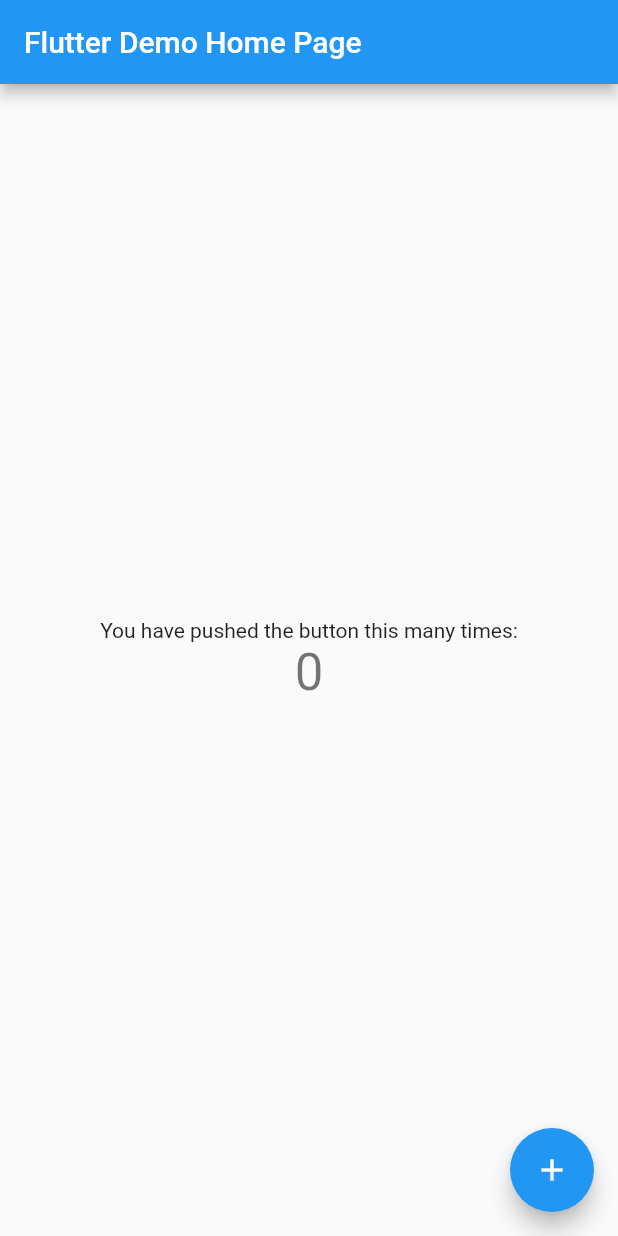
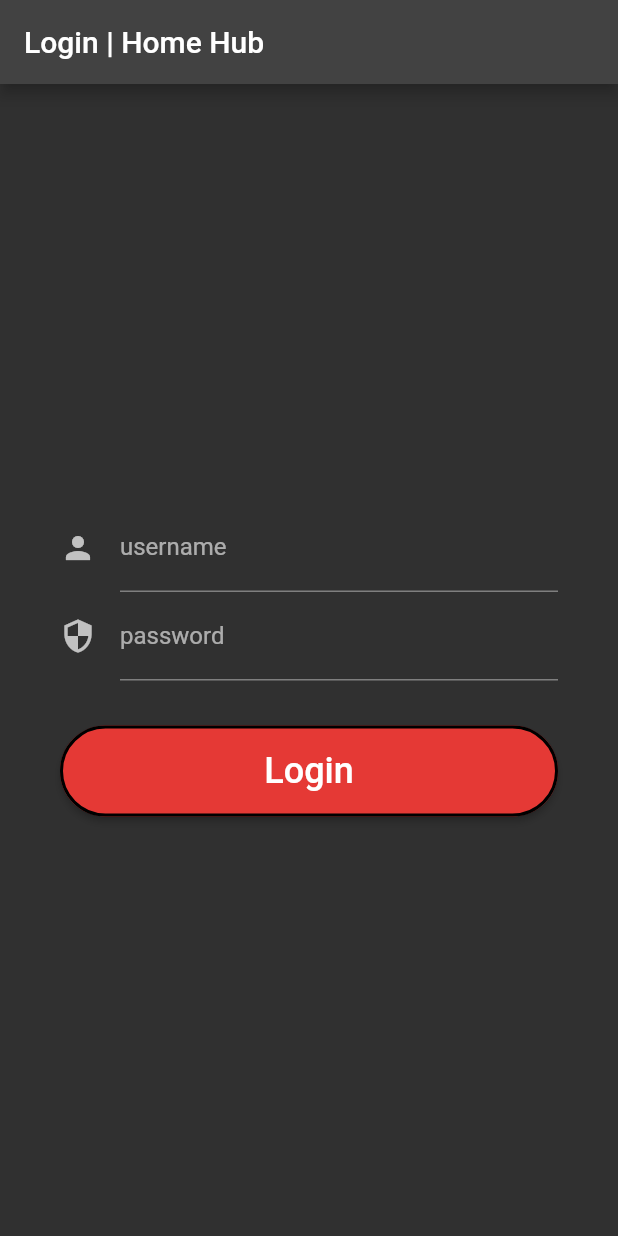
Before and after one commit to TeamTron2021/gigandjob-movil, a Flutter app: the screen it shows after launch, on a phone screen of 412 x 824 dp. Run offline on Flutter 3.47's test engine with Material 2 defaults, Android fonts, the phone set to English and light mode, and no system bars; our stand-ins replace equatable, flutter_bloc.

Commit message:
loggin bloc + backend

```diff
--- /dev/null
+++ b/lib/auth/auth_api/auth_api.dart
@@ -0,0 +1,31 @@
+import 'dart:convert';
+
+import 'package:gigandjob_movil/auth/auth_model/auth_model.dart';
+import 'package:http/http.dart' as http;
+
+class AuthenticationApiProvider {
+  static const String _baseUrl = 'gigandjob-backend.herokuapp.com';
+
+  final http.Client _httpClient;
+
+  AuthenticationApiProvider({http.Client? httpClient}) : _httpClient = httpClient ?? http.Client();
+
+  Future<Authentication> headline(String email, String password) async{
+    final result = await _callGetApi(email, password);
+    return result;
+  }
+
+  Future<Authentication> _callGetApi(String email, String password) async {
+    var uri = Uri.http(_baseUrl, "/auth/user");
+
+    final response = await _httpClient.post(
+      uri,
+      body: {
+        "email": email,
+        "password": password
+      });
+    print(response.body);
+    final result = Authentication.fromJson(jsonDecode(response.body));
+    return result;
+  }
+}
--- a/lib/auth/auth_bloc.dart
+++ b/lib/auth/auth_bloc.dart
@@ -0,0 +1,61 @@
+import 'package:flutter_bloc/flutter_bloc.dart';
+import 'package:gigandjob_movil/auth/auth_event.dart';
+import 'package:gigandjob_movil/auth/auth_repository/auth_repository.dart';
+import 'package:gigandjob_movil/auth/auth_state.dart';
+
+class AuthenticationBloc extends Bloc<AuthenticationEvent, AuthenticationState> {
+
+  final AuthenticationRepository repository;
+  AuthenticationBloc({required this.repository}) :
+  assert(repository != null),
+  super(AuthenticationInitial())
+  {
+    on<InitialEvent>((event, emmit) => emmit(AuthenticationInitial()));
+    on<LoggedIn>(_loggedInEvent);
+    on<LoggeOut>(_loggedOutEvent);
+  }
+
+  Future<void> _loggedInEvent (LoggedIn event, Emitter<AuthenticationState> emmit) async {
+    emmit(AuthenticationLoading());
+    final auth = await repository.headline(event.email, event.password);
+    emmit(AuthenticationAuthenticated(auth));
+  }
+
+  Future<void> _loggedOutEvent (LoggeOut event, Emitter<AuthenticationState> emmit) async {
+    emmit(AuthenticationLoading());
+    emmit(AuthenticationNotAuthenticated());
+  }
+
+  // Future<void> _loginBlocEvent (LoginButtomPressed event, Emitter<AuthenticationState> emmit) async {
+
+  //   try {
+  //     emmit(AuthenticationLoading());
+
+  //     final auth = await _repository.headline();
+  //     emmit(AuthenticationAuthenticated(auth));
+  //   } catch (e) {
+  //     emmit(const AuthenticationFailure(message: 'Unknown error'));
+  //   }
+
+
+  // }
+
+  @override
+  void onEvent(AuthenticationEvent event) {
+    super.onEvent(event);
+    print(event);
+  }
+
+  @override
+  void onTransition(Transition<AuthenticationEvent, AuthenticationState> transition) {
+    super.onTransition(transition);
+    print(transition);
+  }
+
+   @override
+  void onError(Object error, StackTrace stackTrace) {
+    print('$error, $stackTrace');
+    super.onError(error, stackTrace);
+  }
+
+}
--- a/lib/auth/auth_event.dart
+++ b/lib/auth/auth_event.dart
@@ -0,0 +1,33 @@
+import 'package:equatable/equatable.dart';
+import 'package:gigandjob_movil/auth/auth_model/auth_model.dart';
+
+abstract class AuthenticationEvent extends Equatable {
+  @override
+  List<Object> get props => [];
+}
+
+class InitialEvent extends AuthenticationEvent {}
+
+class LoggedIn extends AuthenticationEvent {
+  final Authentication auth;
+  final String email;
+  final String password;
+  LoggedIn(this.email, this.password, {required this.auth});
+
+  @override
+  List<Object> get props => [auth, email, password];
+
+  @override
+  String toString() => 'LoggedIn { user: $auth.id.toString() }';
+}
+
+class LoggeOut extends AuthenticationEvent {
+
+}
+
+// class LoginButtomPressed extends AuthenticationEvent {
+//   final String email;
+//   final String password;
+
+//   LoginButtomPressed({required this.email, required this.password});
+// }
--- /dev/null
+++ b/lib/auth/auth_model/auth_model.dart
@@ -0,0 +1,25 @@
+import 'package:equatable/equatable.dart';
+
+class Authentication extends Equatable {
+  String id;
+  String access_token;
+
+  Authentication ({required this.id, required this.access_token});
+
+  factory Authentication.fromJson(Map<String, dynamic> json) => Authentication(
+    id: json['id'] ?? '',
+    access_token: json['access_token'] ?? '',
+  );
+
+  Map<String, dynamic> toJson() {
+    var map = {
+      'id': id,
+      'access_token': access_token
+    };
+
+    return map;
+  }
+
+  @override
+  List<Object> get props => [id, access_token];
+}
--- /dev/null
+++ b/lib/auth/auth_repository/auth_repository.dart
@@ -0,0 +1,18 @@
+import 'dart:convert';
+
+import 'package:gigandjob_movil/auth/auth_api/auth_api.dart';
+import 'package:gigandjob_movil/auth/auth_model/auth_model.dart';
+
+abstract class AuthenticationRepositoryBase {
+  Future<Authentication> headline(String email, String password);
+}
+
+class AuthenticationRepository extends AuthenticationRepositoryBase {
+  final AuthenticationApiProvider _provider;
+
+  AuthenticationRepository(this._provider);
+
+  @override
+  Future<Authentication> headline(String email, String password) => _provider.headline(email, password);
+
+}
--- a/lib/auth/auth_state.dart
+++ b/lib/auth/auth_state.dart
@@ -0,0 +1,32 @@
+import 'package:equatable/equatable.dart';
+import 'package:gigandjob_movil/auth/auth_model/auth_model.dart';
+abstract class AuthenticationState extends Equatable {
+  const AuthenticationState();
+
+  @override
+  List<Object> get props => [];
+}
+
+
+class AuthenticationInitial extends AuthenticationState {}
+
+class AuthenticationLoading extends AuthenticationState {}
+
+class AuthenticationAuthenticated extends AuthenticationState {
+  final Authentication auth;
+  const AuthenticationAuthenticated(this.auth);
+
+   @override
+  List<Object> get props => [auth];
+}
+
+class AuthenticationNotAuthenticated extends AuthenticationState {}
+
+class AuthenticationFailure extends AuthenticationState {
+  final String message;
+
+  const AuthenticationFailure({required this.message});
+
+  @override
+  List<Object> get props => [message];
+}
--- /dev/null
+++ b/lib/auth/login/login_bloc.dart
@@ -0,0 +1,60 @@
+import 'dart:async';
+
+import 'package:flutter_bloc/flutter_bloc.dart';
+import 'package:gigandjob_movil/auth/auth_bloc.dart';
+import 'package:gigandjob_movil/auth/auth_event.dart';
+import 'package:gigandjob_movil/auth/auth_repository/auth_repository.dart';
+import 'package:gigandjob_movil/auth/auth_state.dart';
+import 'package:gigandjob_movil/auth/login/login_event.dart';
+import 'package:gigandjob_movil/auth/login/login_state.dart';
+
+class LoginBloc extends Bloc<LoginEvent, LoginState> {
+  final AuthenticationRepository repository;
+  final AuthenticationBloc authenticationBloc;
+  final controller = StreamController<AuthenticationAuthenticated>();
+  late StreamSubscription subscription;
+
+  LoginBloc({required this.repository, required this.authenticationBloc})
+  : assert(authenticationBloc != null),
+  assert(repository != null),
+  super(LoginInitial()) {
+    on<LoginButtonPressed>(_logginButton);
+
+
+  }
+
+  Future<void> _logginButton(LoginButtonPressed event, Emitter<LoginState> emmit) async {
+    emmit(LoginLoading());
+    try {
+
+      final auth = await repository.headline(event.email, event.password);
+      LoggedIn(
+        event.email,
+        event.password,
+        auth: auth);
+        authenticationBloc.emit(AuthenticationAuthenticated(auth));
+    }
+    catch (e) {
+      emmit(LoginFaliure(error: e.toString()));
+    }
+  }
+
+  @override
+  void onEvent(LoginEvent event) {
+    super.onEvent(event);
+    print(event);
+  }
+
+  @override
+  void onTransition(Transition<LoginEvent, LoginState> transition) {
+    super.onTransition(transition);
+    print(transition);
+  }
+
+   @override
+  void onError(Object error, StackTrace stackTrace) {
+    print('$error, $stackTrace');
+    super.onError(error, stackTrace);
+  }
+
+}
--- /dev/null
+++ b/lib/auth/login/login_event.dart
@@ -0,0 +1,21 @@
+import 'package:equatable/equatable.dart';
+
+abstract class LoginEvent extends Equatable {
+  const LoginEvent();
+}
+
+class LoginButtonPressed extends LoginEvent {
+  final String email;
+  final String password;
+
+  const LoginButtonPressed({
+    required this.email,
+    required this.password
+  });
+
+  @override
+  List<Object> get props => [email, password];
+
+  @override
+  String toString() => 'LoginButtonPressed { email: $email, password: $password }';
+}
--- /dev/null
+++ b/lib/auth/login/login_model.dart
@@ -0,0 +1,11 @@
+class LoginModel {
+  String email;
+  String password;
+
+  LoginModel({required this.email, required this.password});
+
+  Map<String, dynamic> toApiJson() => {
+    "email": email,
+    "password": password,
+  };
+}
--- a/lib/auth/login/login_page.dart
+++ b/lib/auth/login/login_page.dart
@@ -0,0 +1,122 @@
+import 'package:flutter/material.dart';
+import 'package:flutter_bloc/flutter_bloc.dart';
+import 'package:gigandjob_movil/auth/auth_repository/auth_repository.dart';
+
+import '../auth_bloc.dart';
+import 'login_bloc.dart';
+import 'login_event.dart';
+import 'login_state.dart';
+
+class LoginPage extends StatelessWidget {
+  final AuthenticationRepository authenticationRepository;
+
+  const LoginPage({Key? key, required this.authenticationRepository}) : super(key: key);
+
+  @override
+  Widget build(BuildContext context) {
+    return Scaffold(
+      appBar: AppBar(
+        title: Text('Login | Home Hub'),
+      ),
+      body: BlocProvider(
+        create: (context) {
+          return LoginBloc(
+            authenticationBloc: BlocProvider.of<AuthenticationBloc>(context),
+            repository: authenticationRepository,
+          );
+        },
+        child: LoginForm(),
+      ),
+    );
+  }
+}
+
+class LoginForm extends StatefulWidget {
+  const LoginForm({Key? key}) : super(key: key);
+
+  @override
+  State<LoginForm> createState() => _LoginFormState();
+}
+
+class _LoginFormState extends State<LoginForm> {
+  final _emailController = TextEditingController();
+  final _passwordController = TextEditingController();
+
+  @override
+  Widget build(BuildContext context) {
+    _onLoginButtonPressed() {
+      BlocProvider.of<LoginBloc>(context).add(LoginButtonPressed(
+        email: _emailController.text,
+        password: _passwordController.text,
+      ));
+    }
+
+    return BlocListener<LoginBloc, LoginState>(
+      listener: (context, state) {
+        if (state is LoginFaliure) {
+          Scaffold.of(context).showSnackBar(SnackBar(
+            content: Text('${state.error}'),
+            backgroundColor: Colors.red,
+          ));
+        }
+      },
+      child: BlocBuilder<LoginBloc, LoginState>(
+        builder: (context, state) {
+          return Container(
+            child: Form(
+              child: Padding(
+                padding: EdgeInsets.all(40.0),
+                child: Column(
+                  mainAxisAlignment: MainAxisAlignment.center,
+                  crossAxisAlignment: CrossAxisAlignment.center,
+                  children: <Widget>[
+                    TextFormField(
+                      decoration: InputDecoration(
+                          labelText: 'username', icon: Icon(Icons.person)),
+                      controller: _emailController,
+                    ),
+                    TextFormField(
+                      decoration: InputDecoration(
+                          labelText: 'password', icon: Icon(Icons.security)),
+                      controller: _passwordController,
+                      obscureText: true,
+                    ),
+                    Container(
+                      width: MediaQuery.of(context).size.width * 0.85,
+                      height: MediaQuery.of(context).size.width * 0.22,
+                      child: Padding(
+                        padding: EdgeInsets.only(top: 30.0),
+                        child: RaisedButton(
+                          onPressed: state is! LoginLoading
+                              ? _onLoginButtonPressed
+                              : null,
+                          child: Text(
+                            'Login',
+                            style: TextStyle(
+                              fontSize: 24.0,
+                            ),
+                          ),
+                          shape: StadiumBorder(
+                            side: BorderSide(
+                              color: Colors.black,
+                              width: 2,
+                            ),
+                          ),
+                        ),
+                      ),
+                    ),
+                    Container(
+                      child: state is LoginLoading
+                          ? CircularProgressIndicator()
+                          : null,
+                    ),
+                  ],
+                ),
+              ),
+            ),
+          );
+        },
+      ),
+    );
+  }
+}
--- /dev/null
+++ b/lib/auth/login/login_state.dart
@@ -0,0 +1,33 @@
+import 'package:equatable/equatable.dart';
+
+abstract class LoginState extends Equatable {
+  const LoginState();
+
+  @override
+  List<Object> get props => [];
+}
+
+class LoginInitial extends LoginState {}
+
+class LoginLoading extends LoginState {}
+
+class LoginSuccess extends LoginState {
+  final String id;
+  const LoginSuccess({required this.id});
+
+ @override
+  List<Object> get props => [id];
+
+}
+
+class LoginFaliure extends LoginState {
+  final String error;
+
+  const LoginFaliure({required this.error});
+
+  @override
+  List<Object> get props => [error];
+
+  @override
+  String toString() => ' LoginFaliure { error: $error }';
+}
--- /dev/null
+++ b/lib/constants.dart
@@ -0,0 +1 @@
+const String _baseUrl = 'https://gigandjob-backend.herokuapp.com';
--- a/lib/main.dart
+++ b/lib/main.dart
@@ -1,115 +1,137 @@
 import 'package:flutter/material.dart';
+import 'package:flutter_bloc/flutter_bloc.dart';
+import 'package:gigandjob_movil/auth/auth_api/auth_api.dart';
+import 'package:gigandjob_movil/auth/auth_bloc.dart';
+import 'package:gigandjob_movil/auth/auth_event.dart';
+import 'package:gigandjob_movil/auth/auth_repository/auth_repository.dart';
+import 'package:gigandjob_movil/auth/auth_state.dart';
+
+import 'auth/auth_model/auth_model.dart';
+import 'auth/login/login_page.dart';
+
+class SimpleBlocObeserver extends BlocObserver {
+
+  // @override
+  // void onEvent(Bloc bloc, Object event) {
+  //   super.onEvent(bloc, event);
+  //   print(event);
+  // }
+
+  @override
+  void onTransition(Bloc bloc, Transition transition) {
+    super.onEvent(bloc, transition);
+    print(transition);
+  }
+
+  // @override
+  // void onError(Bloc bloc, Object error, StackTrace stacktrace) {
+  //   super.onError(bloc, error, stacktrace);
+  // }
+
+}
 
 void main() {
-  runApp(const MyApp());
+  Bloc.observer = SimpleBlocObeserver();
+  final provider = AuthenticationApiProvider();
+  final repository = AuthenticationRepository(provider);
+
+  runApp(
+    BlocProvider(create: (context) {
+      return AuthenticationBloc(repository: repository)
+      ..add(InitialEvent());
+    },
+    child: App(repository: repository),
+    )
+  );
 }
 
-class MyApp extends StatelessWidget {
-  const MyApp({Key? key}) : super(key: key);
+class App extends StatelessWidget {
+  final AuthenticationRepository repository;
+  const App({Key? key, required this.repository}) : super(key: key);
 
-  // This widget is the root of your application.
   @override
   Widget build(BuildContext context) {
     return MaterialApp(
-      title: 'Flutter Demo',
       theme: ThemeData(
-        // This is the theme of your application.
-        //
-        // Try running your application with "flutter run". You'll see the
-        // application has a blue toolbar. Then, without quitting the app, try
-        // changing the primarySwatch below to Colors.green and then invoke
-        // "hot reload" (press "r" in the console where you ran "flutter run",
-        // or simply save your changes to "hot reload" in a Flutter IDE).
-        // Notice that the counter didn't reset back to zero; the application
-        // is not restarted.
-        primarySwatch: Colors.blue,
+        primarySwatch: Colors.red,
+        brightness: Brightness.dark,
       ),
-      home: const MyHomePage(title: 'Flutter Demo Home Page'),
+      home: BlocBuilder<AuthenticationBloc, AuthenticationState>(
+        builder: (context, state) {
+
+          if (state is AuthenticationAuthenticated) {
+            return HomePage(state: state,);
+          }
+          if (state is AuthenticationLoading) {
+            return LoadingIndicator();
+          }
+          return LoginPage(authenticationRepository: repository);
+        },
+      )
     );
   }
 }
 
-class MyHomePage extends StatefulWidget {
-  const MyHomePage({Key? key, required this.title}) : super(key: key);
 
-  // This widget is the home page of your application. It is stateful, meaning
-  // that it has a State object (defined below) that contains fields that affect
-  // how it looks.
+class HomePage extends StatelessWidget {
+  final AuthenticationAuthenticated state;
+  const HomePage({Key? key, required this.state} ) : super(key: key);
 
-  // This class is the configuration for the state. It holds the values (in this
-  // case the title) provided by the parent (in this case the App widget) and
-  // used by the build method of the State. Fields in a Widget subclass are
-  // always marked "final".
-
-  final String title;
-
-  @override
-  State<MyHomePage> createState() => _MyHomePageState();
-}
-
-class _MyHomePageState extends State<MyHomePage> {
-  int _counter = 0;
-
-  void _incrementCounter() {
-    setState(() {
-      // This call to setState tells the Flutter framework that something has
-      // changed in this State, which causes it to rerun the build method below
-      // so that the display can reflect the updated values. If we changed
-      // _counter without calling setState(), then the build method would not be
-      // called again, and so nothing would appear to happen.
-      _counter++;
-    });
-  }
 
   @override
   Widget build(BuildContext context) {
-    // This method is rerun every time setState is called, for instance as done
-    // by the _incrementCounter method above.
-    //
-    // The Flutter framework has been optimized to make rerunning build methods
-    // fast, so that you can just rebuild anything that needs updating rather
-    // than having to individually change instances of widgets.
     return Scaffold(
       appBar: AppBar(
-        // Here we take the value from the MyHomePage object that was created by
-        // the App.build method, and use it to set our appbar title.
-        title: Text(widget.title),
+        title: Text('Home | Home Hub'),
       ),
-      body: Center(
-        // Center is a layout widget. It takes a single child and positions it
-        // in the middle of the parent.
+      body: Container(
         child: Column(
-          // Column is also a layout widget. It takes a list of children and
-          // arranges them vertically. By default, it sizes itself to fit its
-          // children horizontally, and tries to be as tall as its parent.
-          //
-          // Invoke "debug painting" (press "p" in the console, choose the
-          // "Toggle Debug Paint" action from the Flutter Inspector in Android
-          // Studio, or the "Toggle Debug Paint" command in Visual Studio Code)
-          // to see the wireframe for each widget.
-          //
-          // Column has various properties to control how it sizes itself and
-          // how it positions its children. Here we use mainAxisAlignment to
-          // center the children vertically; the main axis here is the vertical
-          // axis because Columns are vertical (the cross axis would be
-          // horizontal).
           mainAxisAlignment: MainAxisAlignment.center,
+          crossAxisAlignment: CrossAxisAlignment.center,
           children: <Widget>[
-            const Text(
-              'You have pushed the button this many times:',
+            Padding(padding: EdgeInsets.only(left: 30.0),
+            child: Text(
+              'Welcome ${state}',
+              style: TextStyle(
+                fontSize: 24.0,
+              ),
+            )
             ),
-            Text(
-              '$_counter',
-              style: Theme.of(context).textTheme.headline4,
+            Padding(
+              padding: EdgeInsets.fromLTRB(34.0, 20.0, 0.0, 0.0),
+              child: Container(
+                width: MediaQuery.of(context).size.width * 0.85,
+                height: MediaQuery.of(context).size.width * 0.16,
+                child: RaisedButton(
+                  child: Text(
+                    'Logout',
+                    style: TextStyle(
+                      fontSize: 24,
+                    ),
+                  ),
+                  onPressed: () {
+                    BlocProvider.of<AuthenticationBloc>(context)
+                        .add(LoggeOut());
+                  },
+                  shape: StadiumBorder(
+                    side: BorderSide(
+                      color: Colors.black,
+                      width: 2,
+                    ),
+                  ),
+                ),
+              ),
             ),
           ],
         ),
       ),
-      floatingActionButton: FloatingActionButton(
-        onPressed: _incrementCounter,
-        tooltip: 'Increment',
-        child: const Icon(Icons.add),
-      ), // This trailing comma makes auto-formatting nicer for build methods.
     );
   }
 }
+
+class LoadingIndicator extends StatelessWidget {
+  @override
+  Widget build(BuildContext context) => Center(
+        child: CircularProgressIndicator(),
+      );
+}
--- a/pubspec.yaml
+++ b/pubspec.yaml
@@ -34,6 +34,9 @@ dependencies:
   # The following adds the Cupertino Icons font to your application.
   # Use with the CupertinoIcons class for iOS style icons.
   cupertino_icons: ^1.0.2
+  equatable: ^2.0.3
+  flutter_bloc: ^7.2.0
+  http: ^0.13.4
 
 dev_dependencies:
   flutter_test:
```
Also changed, not shown: lib/auth/auth_repository.dart (deleted), pubspec.lock, 1 other file.
